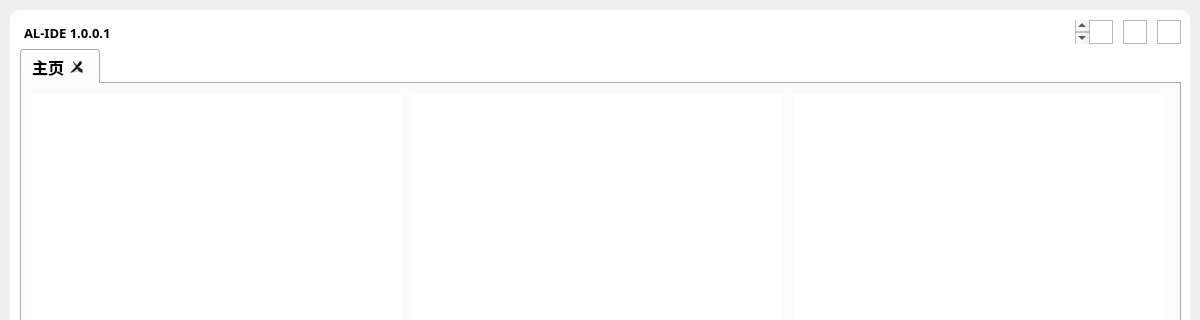
Qt form visualizationSrc/qtUI/mainInterFace.ui (NWYLZW/A-Language-IDE) before a commit; both pictures show x 0 to 1200 and y 0 to 320 of the 1200 by 740 pixel window.
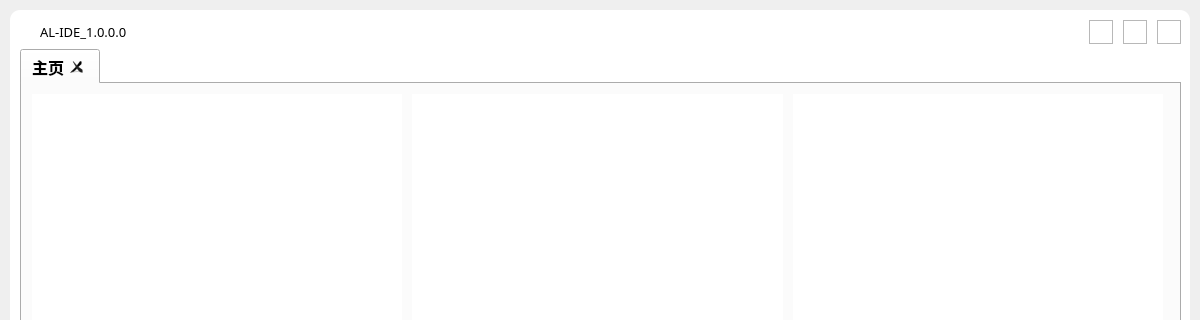
The same form after that commit. Icons and pictures are not drawn.

```diff
--- a/visualizationSrc/qtUI/mainInterFace.ui
+++ b/visualizationSrc/qtUI/mainInterFace.ui
@@ -91,21 +91,21 @@
       <number>10</number>
      </property>
      <item>
-      <layout class="QHBoxLayout" name="HeadToolBar" stretch="10,1">
+      <layout class="QHBoxLayout" name="HeadToolBar" stretch="1,0,1">
        <property name="spacing">
         <number>0</number>
        </property>
        <item>
-        <layout class="QHBoxLayout" name="top_right" stretch="1">
+        <layout class="QHBoxLayout" name="top_right" stretch="0,0">
          <property name="spacing">
           <number>0</number>
          </property>
          <item>
-          <widget class="QTextBrowser" name="EXETitle">
+          <widget class="QGraphicsView" name="graphicsView">
            <property name="maximumSize">
             <size>
-             <width>16777215</width>
-             <height>24</height>
+             <width>20</width>
+             <height>20</height>
             </size>
            </property>
            <property name="cursor" stdset="0">
@@ -115,22 +115,39 @@
             <enum>Qt::NoFocus</enum>
            </property>
            <property name="styleSheet">
-            <string notr="true">#EXETitle{
-	border: none;
-	background-color: rgba(255, 255, 255, 0);
-}</string>
+            <string notr="true">border:none;
+border-image: url(:/picture/Data/qrc/tetra.png);</string>
            </property>
-           <property name="html">
-            <string>&lt;!DOCTYPE HTML PUBLIC &quot;-//W3C//DTD HTML 4.0//EN&quot; &quot;http://www.w3.org/TR/REC-html40/strict.dtd&quot;&gt;
-&lt;html&gt;&lt;head&gt;&lt;meta name=&quot;qrichtext&quot; content=&quot;1&quot; /&gt;&lt;style type=&quot;text/css&quot;&gt;
-p, li { white-space: pre-wrap; }
-&lt;/style&gt;&lt;/head&gt;&lt;body style=&quot; font-family:'SimSun'; font-size:9pt; font-weight:400; font-style:normal;&quot;&gt;
-&lt;p style=&quot; margin-top:0px; margin-bottom:0px; margin-left:0px; margin-right:0px; -qt-block-indent:0; text-indent:0px;&quot;&gt;&lt;span style=&quot; font-size:10pt; font-weight:600;&quot;&gt;AL-IDE 1.0.0.1&lt;/span&gt;&lt;/p&gt;&lt;/body&gt;&lt;/html&gt;</string>
+          </widget>
+         </item>
+         <item>
+          <widget class="QLabel" name="EXETitle">
+           <property name="font">
+            <font>
+             <family>Adobe 黑体 Std R</family>
+             <pointsize>10</pointsize>
+            </font>
+           </property>
+           <property name="text">
+            <string>AL-IDE_1.0.0.0</string>
            </property>
           </widget>
          </item>
         </layout>
        </item>
+       <item>
+        <spacer name="horizontalSpacer">
+         <property name="orientation">
+          <enum>Qt::Horizontal</enum>
+         </property>
+         <property name="sizeHint" stdset="0">
+          <size>
+           <width>800</width>
+           <height>20</height>
+          </size>
+         </property>
+        </spacer>
+       </item>
        <item>
         <layout class="QHBoxLayout" name="top_left">
          <property name="spacing">
```
Left out of the diff: 6 changed lines with no effect on the pictures.
